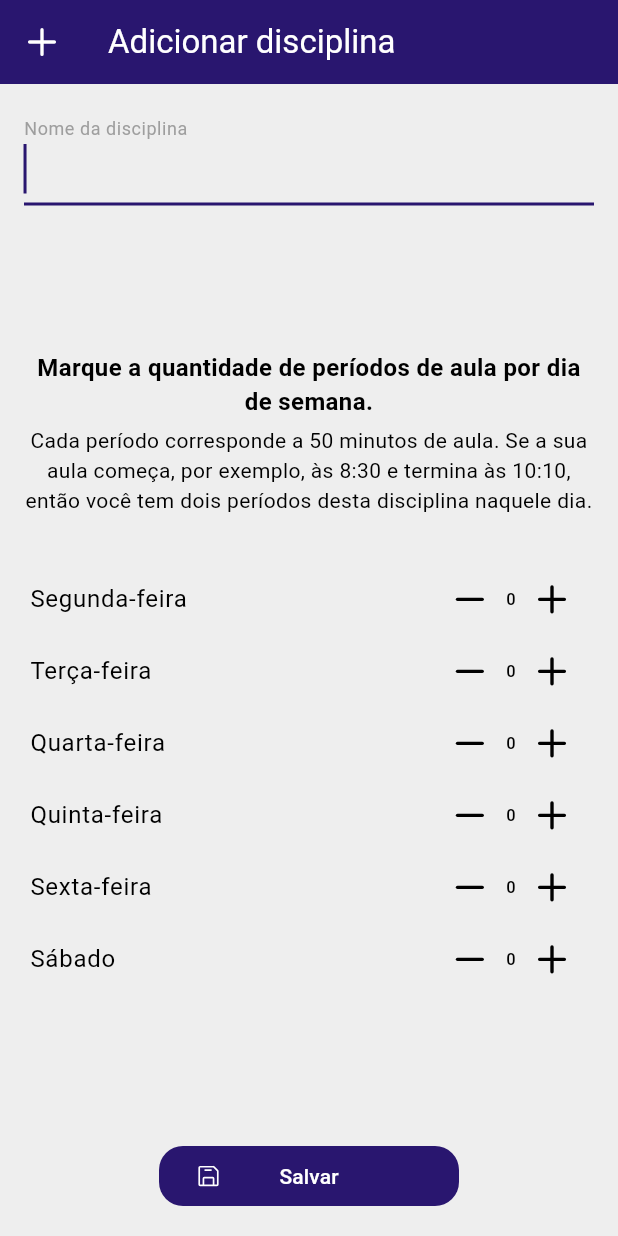
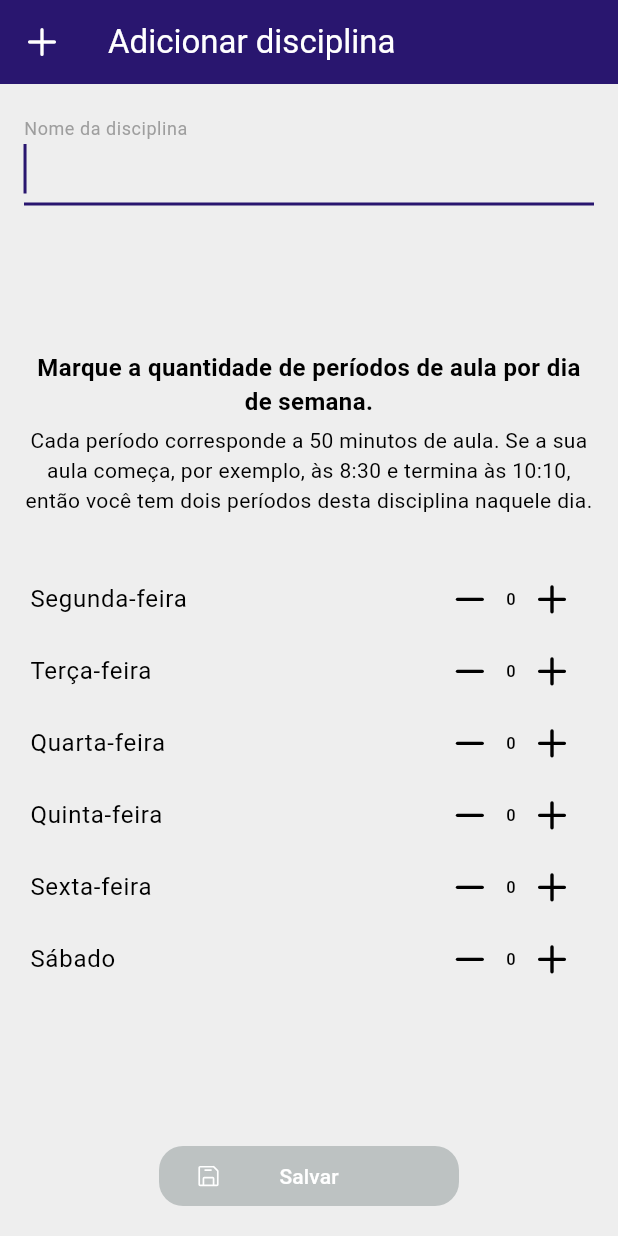
Before and after one commit to bernardolansing/faltometro_ufrgs, a Flutter app: the screen it shows after launch, after a tap on an icon or button, on a phone screen of 412 x 824 dp. Run offline on Flutter 3.47's test engine with Material 3 defaults, Android fonts, the phone set to English and light mode, and no system bars; our stand-ins replace flutter_local_notifications, permission_handler, phosphor_flutter, timezone.

Commit message:
fixed background color for disabled ElevatedButton

```diff
--- a/lib/src/theme.dart
+++ b/lib/src/theme.dart
@@ -27,7 +27,11 @@ final lightTheme = ThemeData(
   ),
   elevatedButtonTheme: ElevatedButtonThemeData(
     style: ButtonStyle(
-      backgroundColor: const WidgetStatePropertyAll(_primaryColor),
+      backgroundColor: WidgetStateProperty.resolveWith((states) {
+        return states.contains(WidgetState.disabled)
+            ? const Color(0xFFBDC2C2)
+            : _primaryColor;
+      }),
       surfaceTintColor: const WidgetStatePropertyAll(Colors.transparent),
       foregroundColor: const WidgetStatePropertyAll(Colors.white),
       shape: WidgetStatePropertyAll(RoundedRectangleBorder(
@@ -70,7 +74,11 @@ final darkTheme = ThemeData(
   ),
   elevatedButtonTheme: ElevatedButtonThemeData(
     style: ButtonStyle(
-      backgroundColor: const WidgetStatePropertyAll(_primaryColor),
+      backgroundColor: WidgetStateProperty.resolveWith((states) {
+        return states.contains(WidgetState.disabled)
+            ? const Color(0xFF888A8A)
+            : _primaryColor;
+      }),
       surfaceTintColor: const WidgetStatePropertyAll(Colors.transparent),
       foregroundColor: const WidgetStatePropertyAll(Colors.white),
       shape: WidgetStatePropertyAll(
```
